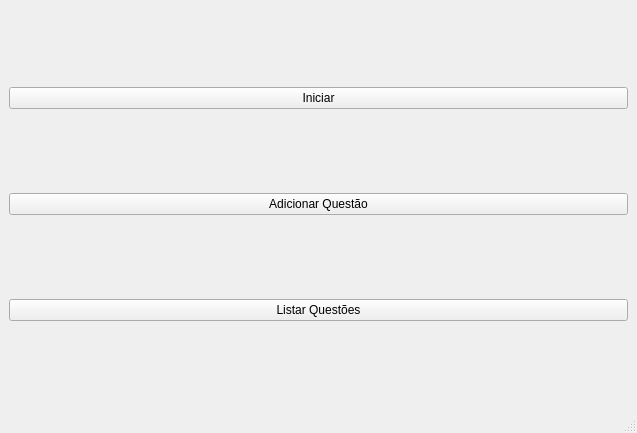
The window that anatomy/mainwindow.ui (caiovosilva/anatomy) describes before a commit, drawn with Qt 5.
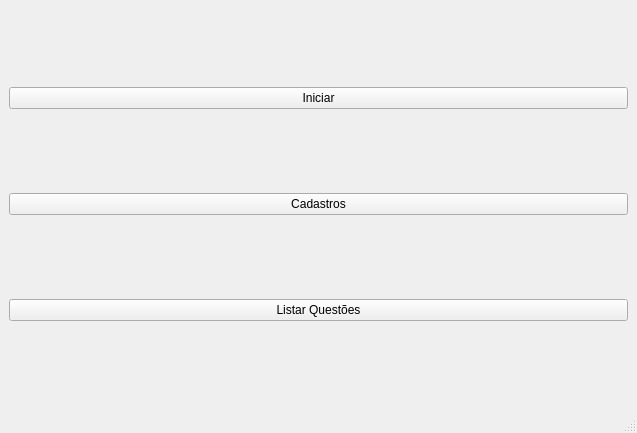
The same window after the commit.

The edit to the form file:
```diff
--- a/anatomy/mainwindow.ui
+++ b/anatomy/mainwindow.ui
@@ -25,7 +25,7 @@
     <item>
      <widget class="QPushButton" name="pushButton">
       <property name="text">
-       <string>Adicionar Questão</string>
+       <string>Cadastros</string>
       </property>
      </widget>
     </item>
```
